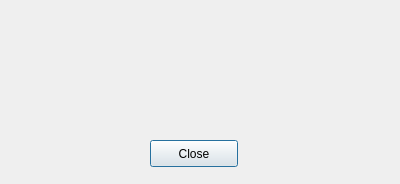
The window that UI/Notification.ui (adrianhdez929/crw-sweeper) describes before a commit, drawn with Qt 5.
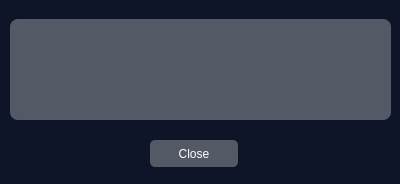
The same window after the commit.

Patch:
```diff
--- a/UI/Notification.ui
+++ b/UI/Notification.ui
@@ -13,6 +13,11 @@
   <property name="windowTitle">
    <string>Notification</string>
   </property>
+  <property name="styleSheet">
+   <string notr="true">#Dialog {
+	background: #0e1528;
+}</string>
+  </property>
   <widget class="QWidget" name="gridLayoutWidget">
    <property name="geometry">
     <rect>
@@ -31,6 +36,13 @@
         <verstretch>0</verstretch>
        </sizepolicy>
       </property>
+      <property name="styleSheet">
+       <string notr="true">QLabel {
+	background-color: #545966;
+	color: white;
+	border-radius: 8px;
+}</string>
+      </property>
       <property name="text">
        <string/>
       </property>
@@ -53,6 +65,21 @@
      <height>27</height>
     </rect>
    </property>
+   <property name="styleSheet">
+    <string notr="true">QPushButton {
+	background-color: #545966;
+	color: white;
+	padding: 5px 5px;
+	border: none;
+	border-radius: 5px;
+}
+QPushButton:hover {
+	background-color: #c2c4c9;
+	color: black;
+	padding: 5px 5px;
+	border: none;
+}</string>
+   </property>
    <property name="text">
     <string>Close</string>
    </property>
```
